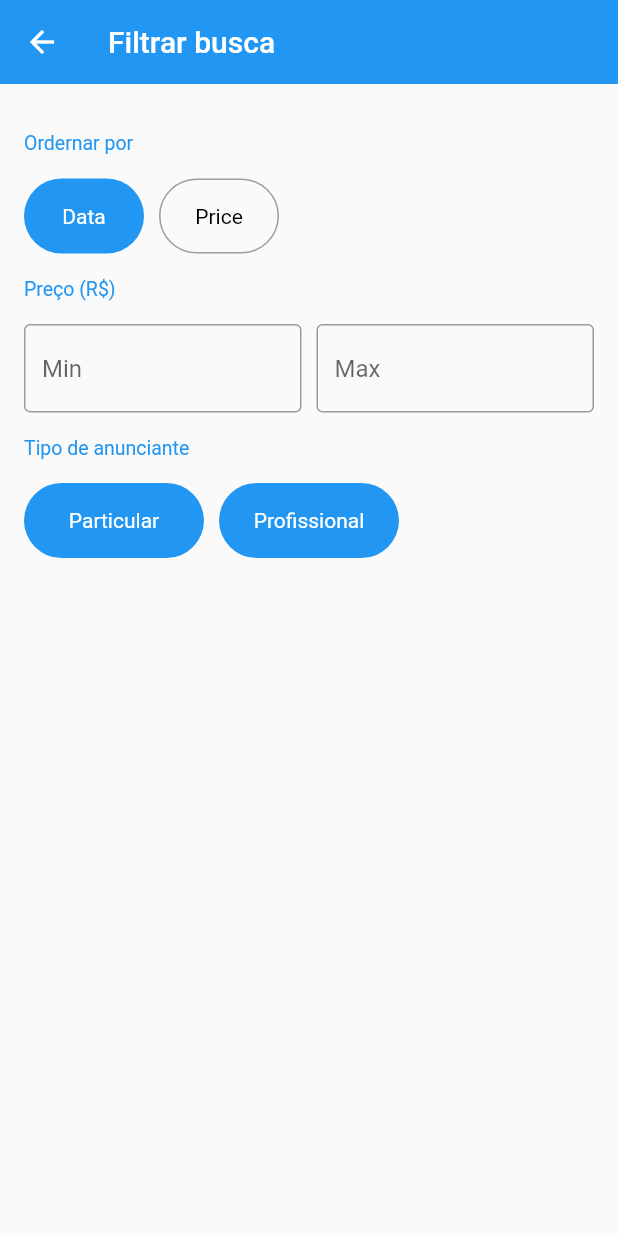
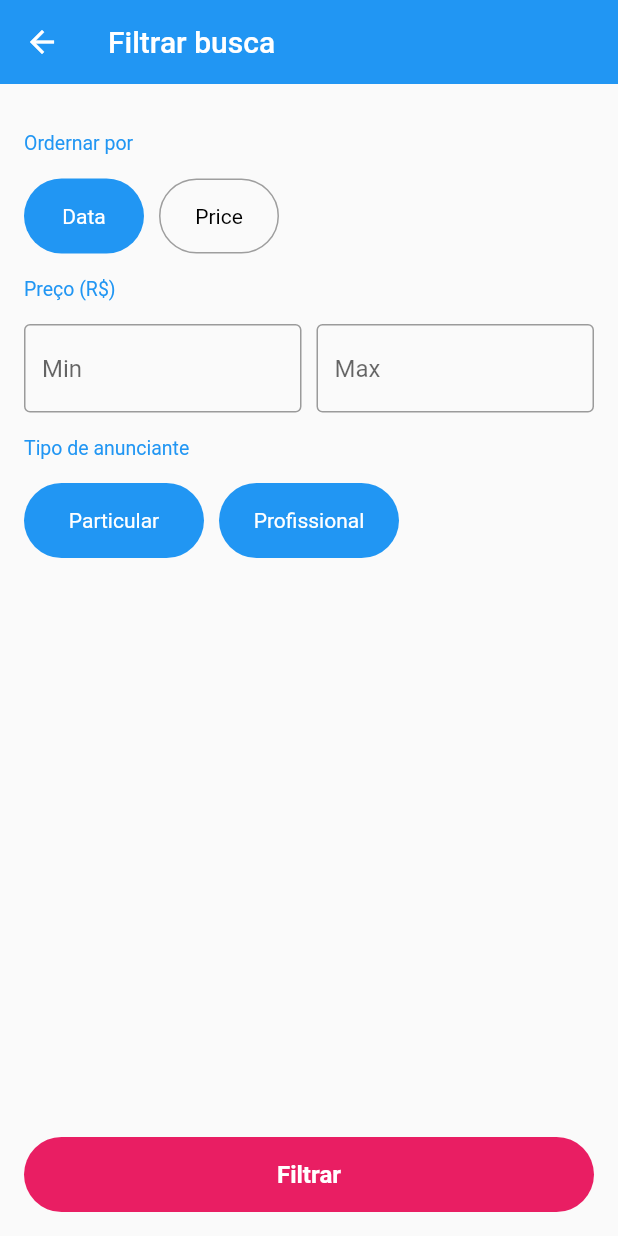
Before and after one commit to IsaqueAraujoApp/Aprendendo-Flutter, a Flutter app: the FilterScreen screen opened directly, on a phone screen of 412 x 824 dp. Run offline on Flutter 3.47's test engine with Material 2 defaults, Android fonts, the phone set to English and light mode, and no system bars; our stand-ins replace brasil_fields, cloud_firestore, firebase_auth, firebase_storage, flare_flutter, google_sign_in and 6 more; missing offline and left inert: bloc_pattern, flutter_youtube; accounts and stored records are empty.

Commit message:
App XLO Clone
 - Criando o Botão Animado do Filtro

```diff
--- a/xlo/lib/screens/filter/filter_screen.dart
+++ b/xlo/lib/screens/filter/filter_screen.dart
@@ -1,5 +1,6 @@
 import 'package:flutter/material.dart';
 import 'package:xlo/models/filter.dart';
+import 'package:xlo/screens/filter/widgets/animated_button.dart';
 import 'package:xlo/screens/filter/widgets/order_by_field.dart';
 import 'package:xlo/screens/filter/widgets/price_range_field.dart';
 import 'package:xlo/screens/filter/widgets/section_title.dart';
@@ -12,6 +13,7 @@ class FilterScreen extends StatefulWidget {
 
 class _FilterScreenState extends State<FilterScreen> {
   final GlobalKey<FormState> _formKey = GlobalKey<FormState>();
+  final ScrollController _scrollController = ScrollController();
 
   @override
   Widget build(BuildContext context) {
@@ -23,18 +25,31 @@ class _FilterScreenState extends State<FilterScreen> {
       body: Stack(children: <Widget>[
         Form(
           key: _formKey,
-          child: ListView(padding: const EdgeInsets.all(16), children: <Widget>[
+          child: ListView(
+              controller: _scrollController,
+              padding: const EdgeInsets.all(16),
+              children: <Widget>[
                 const SectionTitle(title: "Ordernar por"),
                 OrderByField(initialValue: OrderBy.DATE, onSaved: (v) {}),
                 const SectionTitle(title: "Preço (R\$)"),
                 PriceRangeField(),
                 const SectionTitle(title: "Tipo de anunciante"),
                 VendorTypeField(
-              initialValue: VENDOR_TYPE_PARTICULAR | VENDOR_TYPE_PROFISSIONAL,
+                  initialValue:
+                      VENDOR_TYPE_PARTICULAR | VENDOR_TYPE_PROFISSIONAL,
                   onSaved: (v) {},
                 ),
+                const SizedBox(
+                  height: 100,
+                ),
               ]),
-        )
+        ),
+        AnimatedButton(
+          scrollController: _scrollController,
+          onTap: (){
+            print("tocou!");
+          },
+        ),
       ]),
     );
   }
--- /dev/null
+++ b/xlo/lib/screens/filter/widgets/animated_button.dart
@@ -0,0 +1,88 @@
+import 'package:flutter/material.dart';
+
+class AnimatedButton extends StatefulWidget {
+  AnimatedButton({this.scrollController, this.onTap});
+
+  final ScrollController scrollController;
+  final VoidCallback onTap;
+
+  @override
+  _AnimatedButtonState createState() => _AnimatedButtonState();
+}
+
+class _AnimatedButtonState extends State<AnimatedButton>
+    with SingleTickerProviderStateMixin {
+  AnimationController _controller;
+  Animation<EdgeInsets> _edgeAnimation;
+  Animation<double> _radiusAnimation;
+
+  ScrollController get scrollController => widget.scrollController;
+  VoidCallback get onTap => widget.onTap;
+
+  @override
+  void initState() {
+    super.initState();
+    _controller = AnimationController(
+        vsync: this, duration: const Duration(milliseconds: 200));
+    _edgeAnimation = EdgeInsetsTween(
+      begin: const EdgeInsets.fromLTRB(16, 0, 16, 16),
+      end: EdgeInsets.zero,
+    ).animate(_controller);
+
+    _radiusAnimation = Tween<double>(
+      begin: 25,
+      end: 0,
+    ).animate(_controller);
+
+    scrollController.addListener(positionChanged);
+  }
+
+  void positionChanged() {
+    if (scrollController.offset >
+        0.98 * scrollController.position.maxScrollExtent) {
+      _controller.forward();
+    } else {
+      _controller.reverse();
+    }
+  }
+
+  @override
+  void dispose() {
+    super.dispose();
+    scrollController.removeListener(positionChanged);
+    _controller.dispose();
+  }
+
+  @override
+  Widget build(BuildContext context) {
+    return AnimatedBuilder(
+        animation: _controller,
+        builder: (_, __) {
+          return Positioned(
+            bottom: 0,
+            left: 0,
+            right: 0,
+            child: Container(
+              height: 50,
+              margin: _edgeAnimation.value,
+              child: RaisedButton(
+                color: Colors.pink,
+                child: const Text(
+                  'Filtrar',
+                  style: TextStyle(
+                    color: Colors.white,
+                    fontSize: 16,
+                    fontWeight: FontWeight.w600,
+                  ),
+                ),
+                elevation: 0,
+                onPressed: onTap,
+                shape: RoundedRectangleBorder(
+                  borderRadius: BorderRadius.circular(_radiusAnimation.value),
+                ),
+              ),
+            ),
+          );
+        });
+  }
+}
```
Lines whose indentation alone changed are shown as unchanged.
